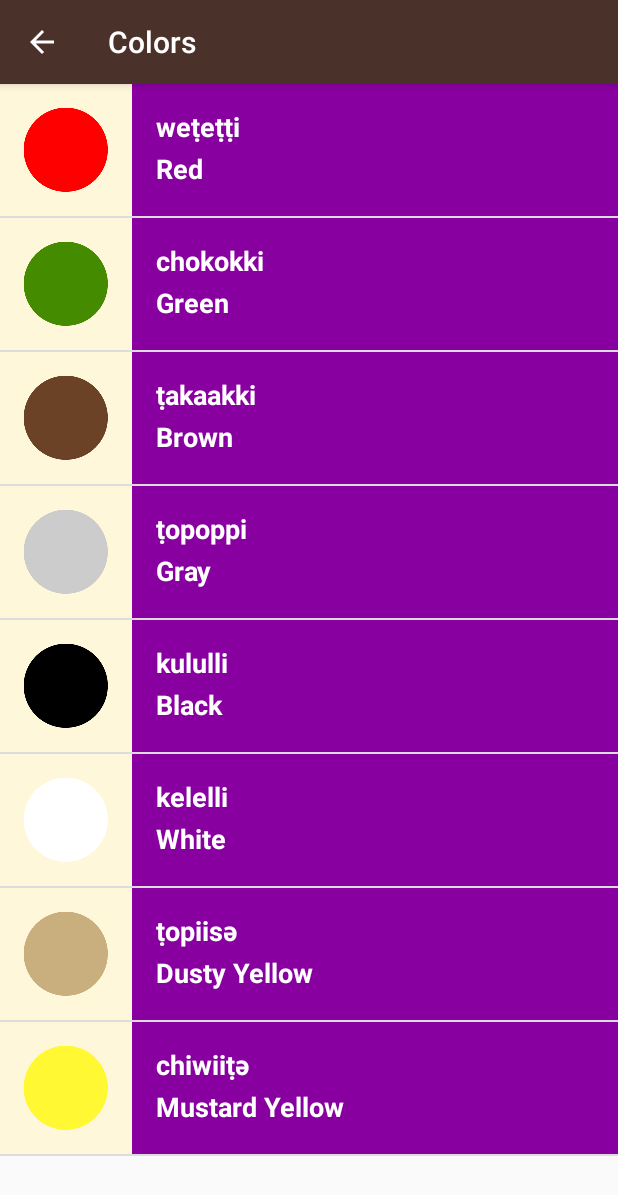
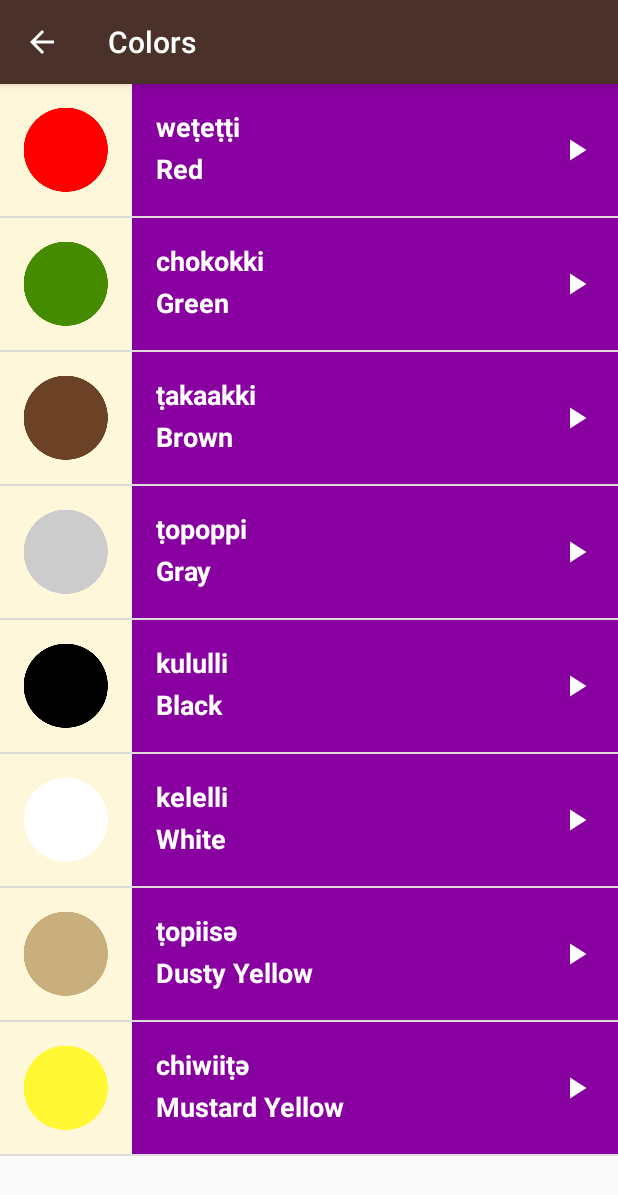
Before and after one commit to Harrison-Wall/Udacity, an Android app: the ColorsActivity screen opened directly, with no data from a screen before it, on a phone screen of 412 x 824 dp. Shown: the top 1195 px of the screen. Run offline under Robolectric (Android 15) with nearby library versions, the phone set to English and light mode, and no system bars.

Commit message:
Added Play Arrow ti List Item

```diff
--- a/Miwok/app/src/main/res/layout/list_item.xml
+++ b/Miwok/app/src/main/res/layout/list_item.xml
@@ -11,6 +11,10 @@
         android:id="@+id/image"
         android:layout_width="@dimen/list_item_height"
         android:layout_height="@dimen/list_item_height" />
+
+    <RelativeLayout
+        android:layout_width="wrap_content"
+        android:layout_height="match_parent">
 
         <LinearLayout
             android:id="@+id/text_container"
@@ -43,4 +47,17 @@
                 tools:text="One" />
         </LinearLayout>
 
+        <ImageView
+            android:layout_width="24dp"
+            android:layout_height="24dp"
+            android:layout_marginRight="16dp"
+            android:src="@drawable/baseline_play_arrow_white_24"
+            android:layout_alignParentRight="true"
+            android:layout_centerVertical="true"
+            />
+
+    </RelativeLayout>
+
+
+
 </LinearLayout>
```
Also changed, not shown: Miwok/app/src/main/res/drawable-hdpi/baseline_play_arrow_white_24.png (added), Miwok/app/src/main/res/drawable-mdpi/baseline_play_arrow_white_24.png (added), Miwok/app/src/main/res/drawable-xhdpi/baseline_play_arrow_white_24.png (added), Miwok/app/src/main/res/drawable-xxhdpi/baseline_play_arrow_white_24.png (added), Miwok/app/src/main/res/drawable-xxxhdpi/baseline_play_arrow_white_24.png (added). Lines whose indentation alone changed are shown as unchanged.
